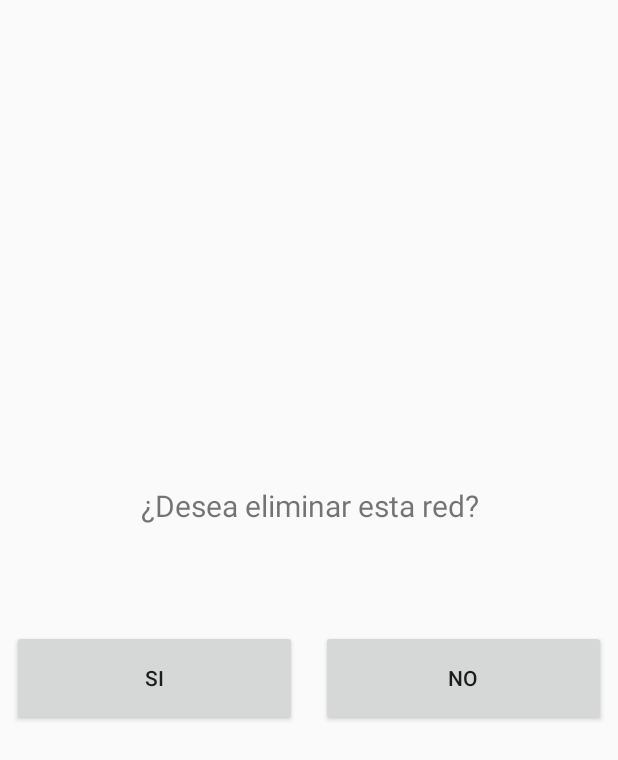
After one commit to makhnnar/wifiviewer, an Android app: the layout delete_red_dialog.xml on its own in the app's theme, with its tools: preview values and no code run, on a phone screen of 412 x 824 dp. The commit adds this screen. Shown: the top 760 px of the screen. Run offline under Robolectric (Android 15) with nearby library versions, the phone set to English and light mode, and no system bars.

Commit message:
implements mvp

```diff
--- a/app/build.gradle
+++ b/app/build.gradle
@@ -25,6 +25,9 @@ dependencies {
     implementation 'com.android.support:design:27.1.1'
     implementation 'com.android.support.constraint:constraint-layout:1.1.2'
     implementation 'com.github.PhilJay:MPAndroidChart:v3.0.3'
+    implementation ('io.socket:socket.io-client:0.8.3') {
+        exclude group: 'org.json', module: 'json'
+    }
     testImplementation 'junit:junit:4.12'
     androidTestImplementation 'com.android.support.test:runner:1.0.2'
     androidTestImplementation 'com.android.support.test.espresso:espresso-core:3.0.2'
--- a/app/src/main/res/layout/add_wifi_dialog.xml
+++ b/app/src/main/res/layout/add_wifi_dialog.xml
@@ -21,7 +21,7 @@
             android:gravity="center"
             android:text="Introduzca Contraseña"
             android:textAlignment="center"
-            android:textColor="@color/colorPrimaryDark"
+
             android:textSize="15sp"
             />
 
@@ -60,7 +60,7 @@
             android:layout_height="match_parent"
             android:layout_weight="1"
             android:layout_margin="8dp"
-            android:background="@color/colorPrimaryDark"
+
             android:text="Aceptar" />
 
         <Button
@@ -69,7 +69,7 @@
             android:layout_height="match_parent"
             android:layout_weight="1"
             android:layout_margin="8dp"
-            android:background="@color/colorAccent"
+
             android:text="Cancelar" />
 
     </LinearLayout>
--- /dev/null
+++ b/app/src/main/res/layout/delete_red_dialog.xml
@@ -0,0 +1,52 @@
+<?xml version="1.0" encoding="utf-8"?>
+<LinearLayout
+    xmlns:android="http://schemas.android.com/apk/res/android"
+    android:layout_width="match_parent"
+    android:layout_height="200dp"
+    android:layout_gravity="center"
+    android:orientation="vertical">
+
+
+    <TextView
+        android:id="@+id/tv_drd_delete_red"
+        android:layout_width="match_parent"
+        android:layout_height="50dp"
+        android:gravity="center"
+        android:text="¿Desea eliminar esta red?"
+        android:textAlignment="center"
+        android:textSize="20sp"
+
+        />
+
+    <LinearLayout
+        android:id="@+id/ll_drd_center_buttons_layout"
+        android:layout_width="match_parent"
+        android:layout_height="80dp"
+        android:layout_gravity="center_horizontal"
+        android:orientation="horizontal"
+        android:gravity="center"
+        android:layout_marginTop="50dp"
+        android:layout_marginBottom="5dp"
+        >
+
+        <Button
+            android:id="@+id/btn_drd_delete_red_yes"
+            android:layout_width="0dp"
+            android:layout_height="match_parent"
+            android:layout_gravity="center_vertical"
+            android:layout_weight="1"
+            android:layout_margin="8dp"
+            android:text="Si" />
+
+        <Button
+            android:id="@+id/btn_drd_delete_red_no"
+            android:layout_width="0dp"
+            android:layout_height="match_parent"
+            android:layout_gravity="center_vertical"
+            android:layout_weight="1"
+            android:layout_margin="8dp"
+            android:text="No" />
+
+    </LinearLayout>
+
+</LinearLayout>
```
Also changed, not shown: app/src/main/java/com/testapplication/makhnnar/wifiviewerinit/home/wifilist/DeleteWifiDialog.java (added, +75 -0 lines), app/src/main/java/com/testapplication/makhnnar/wifiviewerinit/home/wifilist/WifiListFragment.java (+33 -9 lines), app/src/main/java/com/testapplication/makhnnar/wifiviewerinit/home/wifilist/mvp/WifiListContract.java (added, +47 -0 lines), app/src/main/java/com/testapplication/makhnnar/wifiviewerinit/home/wifilist/mvp/WifiListInteractor.java (added, +35 -0 lines), app/src/main/java/com/testapplication/makhnnar/wifiviewerinit/home/wifilist/mvp/WifiListPresenter.java (added, +57 -0 lines), 1 other file.
